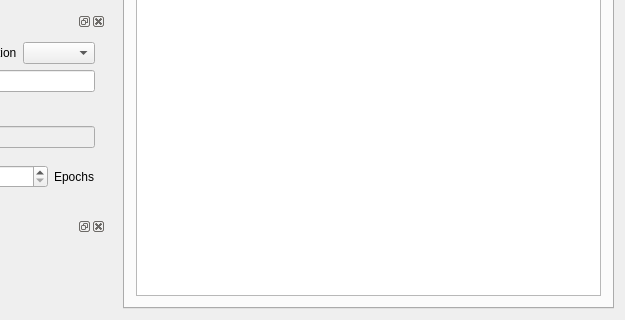
Old version of the form src/DNNLab/mainwindow.ui in the repository edeforas/BeeDNN; both pictures show x 516 to 1141 and y 417 to 737 of the 1141 by 737 pixel window.
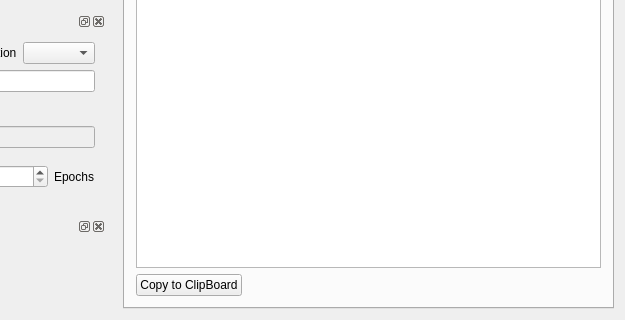
New version of the form. The open tabs and pages were chosen to show the change.

Diff of the .ui file:
```diff
--- a/src/DNNLab/mainwindow.ui
+++ b/src/DNNLab/mainwindow.ui
@@ -218,6 +218,30 @@
         <item row="0" column="0">
          <widget class="QPlainTextEdit" name="peDetails"/>
         </item>
+        <item row="1" column="0">
+         <layout class="QHBoxLayout" name="horizontalLayout_11">
+          <item>
+           <widget class="QPushButton" name="pushButton_3">
+            <property name="text">
+             <string>Copy to ClipBoard</string>
+            </property>
+           </widget>
+          </item>
+          <item>
+           <spacer name="horizontalSpacer_11">
+            <property name="orientation">
+             <enum>Qt::Horizontal</enum>
+            </property>
+            <property name="sizeHint" stdset="0">
+             <size>
+              <width>40</width>
+              <height>20</height>
+             </size>
+            </property>
+           </spacer>
+          </item>
+         </layout>
+        </item>
        </layout>
       </widget>
      </widget>
```
